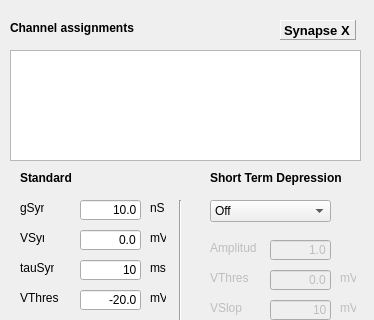
CompEphys-team/stdpc, file src/gui/ChemSynDlg.ui: the form before one commit; both pictures show x 0 to 374 and y 0 to 320 of the 374 by 636 pixel window.
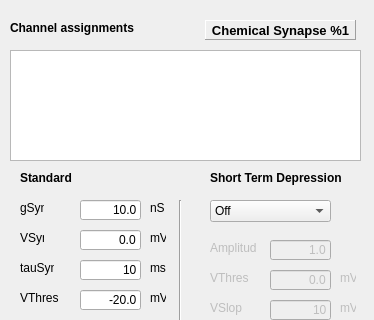
The form after the commit. Custom widgets are drawn as their Qt base class.

Commit message: Improved HH/Synapse dialog labels

What changed in the file:
```diff
--- a/src/gui/ChemSynDlg.ui
+++ b/src/gui/ChemSynDlg.ui
@@ -41,9 +41,9 @@
    </property>
    <property name="geometry">
     <rect>
-     <x>280</x>
+     <x>205</x>
      <y>20</y>
-     <width>76</width>
+     <width>151</width>
      <height>20</height>
     </rect>
    </property>
@@ -73,7 +73,10 @@
     <number>0</number>
    </property>
    <property name="text">
-    <string>Synapse X</string>
+    <string>Chemical Synapse %1</string>
+   </property>
+   <property name="alignment">
+    <set>Qt::AlignCenter</set>
    </property>
   </widget>
   <widget class="QLabel" name="label_4">
```
The commit also changes 11 other files.
